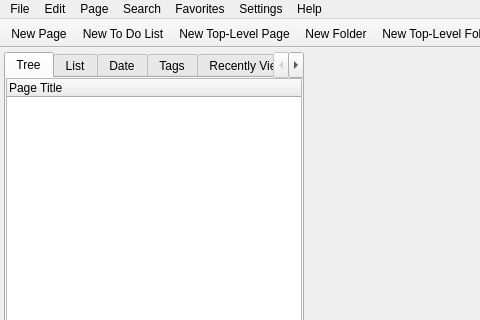
redeyedvireo/PyNoteBook, file pynotebookwindow.ui: the form before one commit; both pictures show x 0 to 480 and y 0 to 320 of the 1076 by 768 pixel window.
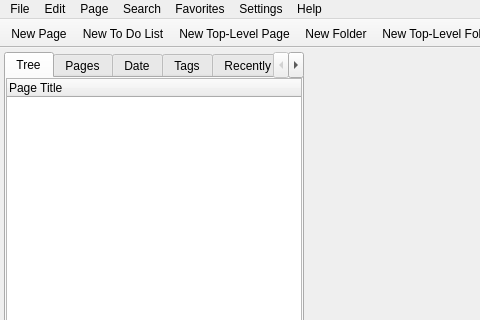
The form after the commit. The open tabs and pages were chosen to show the change. Icons and pictures are not drawn. Custom widgets are drawn as their Qt base class.

Commit message: Handle page creation, deletion, and update on the Page list widget.

```diff
--- a/pynotebookwindow.ui
+++ b/pynotebookwindow.ui
@@ -84,7 +84,7 @@
       </widget>
       <widget class="QWidget" name="listTab">
        <attribute name="title">
-        <string>List</string>
+        <string>Pages</string>
        </attribute>
        <layout class="QVBoxLayout" name="verticalLayout_5">
         <property name="spacing">
```
Left out of the diff: 4 changed lines with no effect on the pictures. The commit also changes 18 other files.
